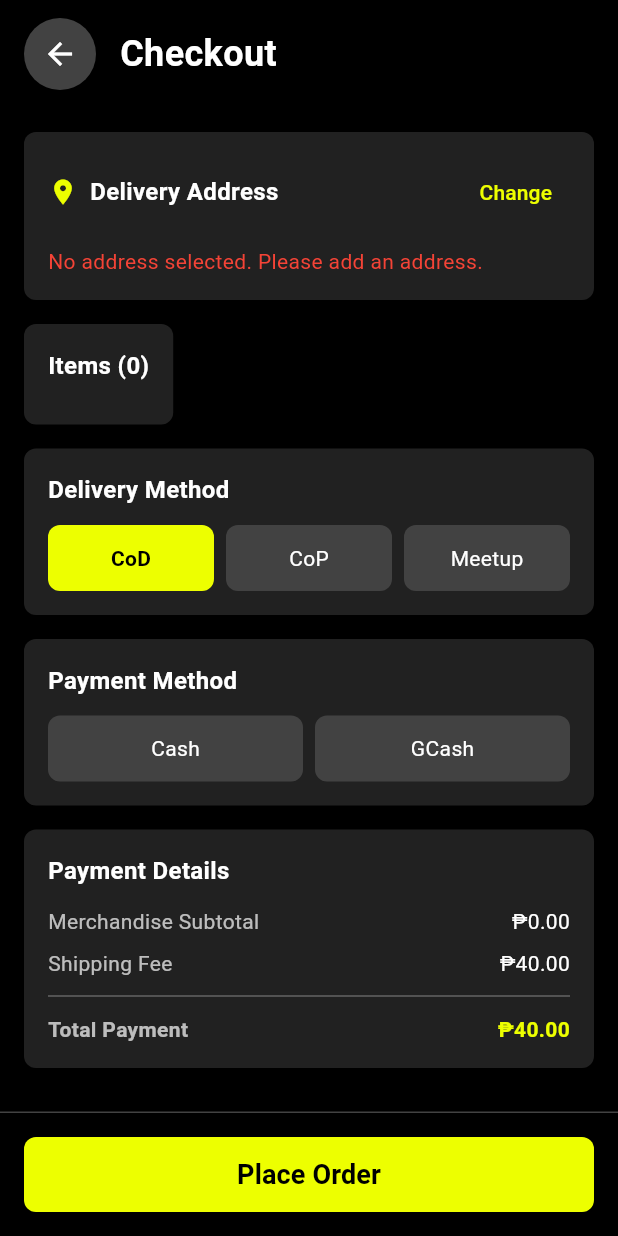
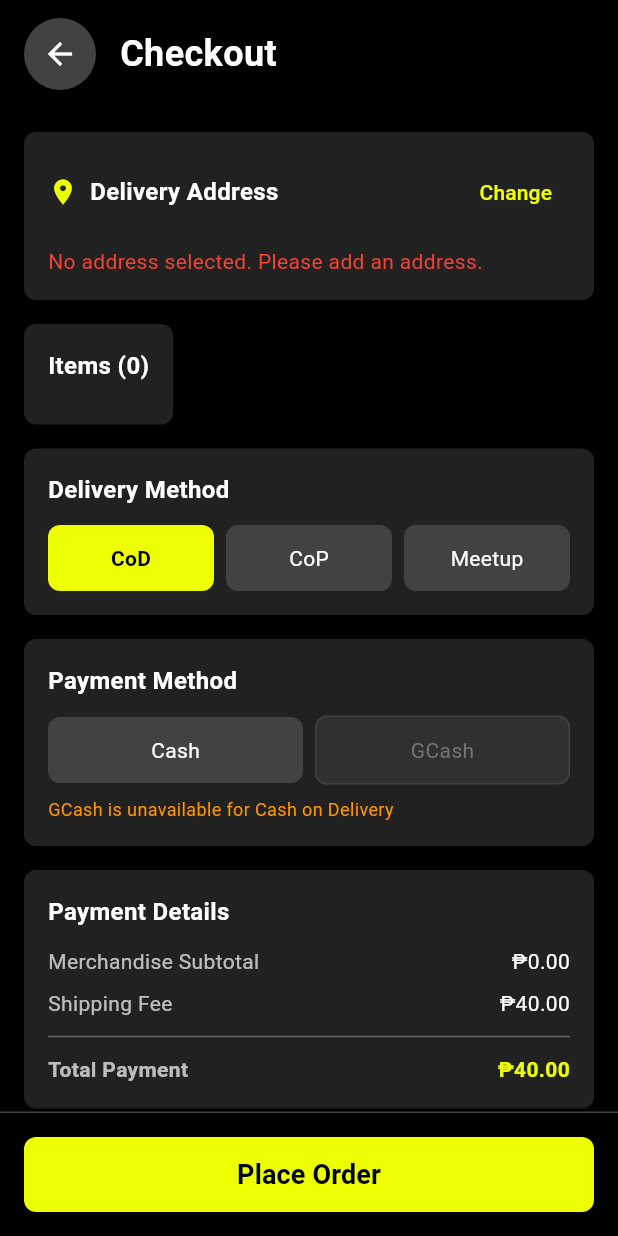
Before and after one commit to John-Orlie-Mascardo/cconnect-frontend, a Flutter app: the CheckoutScreen screen opened directly, after a tap on "CoD", on a phone screen of 412 x 824 dp. Run offline on Flutter 3.47's test engine with Material 3 defaults, Android fonts, the phone set to English and light mode, and no system bars; our stand-ins replace firebase_auth, firebase_core, image_picker, shared_preferences; accounts and stored records are empty; network calls fail.

Commit message:
Change payment method in CoD and CoP, gcash is greyed out

```diff
--- a/lib/screens/checkout_screen.dart
+++ b/lib/screens/checkout_screen.dart
@@ -622,6 +622,10 @@ class _CheckoutScreenState extends State<CheckoutScreen> {
   }
 
   Widget _buildPaymentMethodSection() {
+    // Check if GCash should be disabled
+    final isGCashDisabled =
+        _selectedDeliveryMethod == 'CoD' || _selectedDeliveryMethod == 'CoP';
+
     return Container(
       padding: const EdgeInsets.all(16),
       decoration: BoxDecoration(
@@ -654,8 +658,17 @@ class _CheckoutScreenState extends State<CheckoutScreen> {
                 'E-Wallet',
                 _selectedPaymentMethod,
                 isPayment: true,
+                isDisabled: isGCashDisabled,
               ),
             ],
+          ),
+          if (isGCashDisabled)
+            Padding(
+              padding: const EdgeInsets.only(top: 8.0),
+              child: Text(
+                'GCash is unavailable for ${_selectedDeliveryMethod == 'CoD' ? 'Cash on Delivery' : 'Cash on Pickup'}',
+                style: const TextStyle(color: Colors.orange, fontSize: 12),
+              ),
             ),
         ],
       ),
@@ -667,16 +680,24 @@ class _CheckoutScreenState extends State<CheckoutScreen> {
     String value,
     String? selected, {
     bool isPayment = false,
+    bool isDisabled = false,
   }) {
     final isSelected = selected == value;
     return Expanded(
       child: InkWell(
-        onTap: () {
+        onTap: isDisabled
+            ? null
+            : () {
                 setState(() {
                   if (isPayment) {
                     _selectedPaymentMethod = value;
                   } else {
                     _selectedDeliveryMethod = value;
+                    // Reset payment method if switching to CoD/CoP and GCash was selected
+                    if ((value == 'CoD' || value == 'CoP') &&
+                        _selectedPaymentMethod == 'E-Wallet') {
+                      _selectedPaymentMethod = 'cash';
+                    }
                   }
                 });
               },
@@ -684,14 +705,23 @@ class _CheckoutScreenState extends State<CheckoutScreen> {
         child: Container(
           padding: const EdgeInsets.symmetric(vertical: 12),
           decoration: BoxDecoration(
-            color: isSelected ? const Color(0xFFEDFF00) : Colors.grey[800],
+            color: isDisabled
+                ? Colors.grey[850] // Darker for disabled
+                : isSelected
+                ? const Color(0xFFEDFF00)
+                : Colors.grey[800],
             borderRadius: BorderRadius.circular(8),
+            border: isDisabled ? Border.all(color: Colors.grey[800]!) : null,
           ),
           child: Center(
             child: Text(
               label,
               style: TextStyle(
-                color: isSelected ? Colors.black : Colors.white,
+                color: isDisabled
+                    ? Colors.grey[600] // Dimmed text for disabled
+                    : isSelected
+                    ? Colors.black
+                    : Colors.white,
                 fontSize: 14,
                 fontWeight: isSelected ? FontWeight.bold : FontWeight.normal,
               ),
```
Lines whose indentation alone changed are shown as unchanged.
